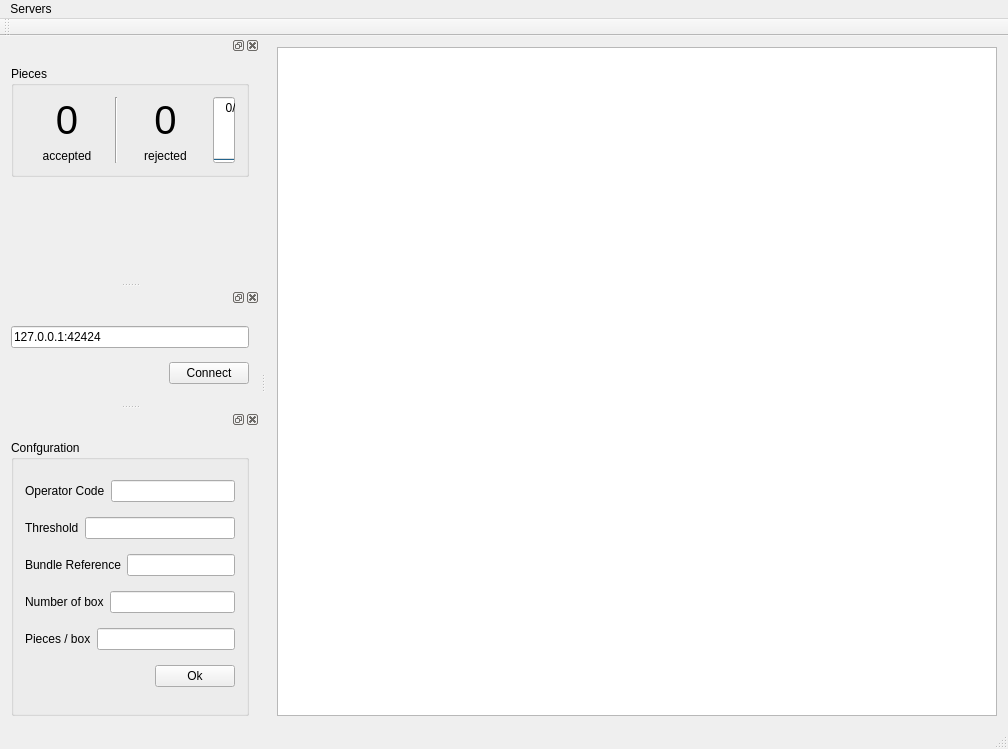
Above: WindowClient/mainwindow.ui from modSquad/cmmai before the change. Below: the same form after it.
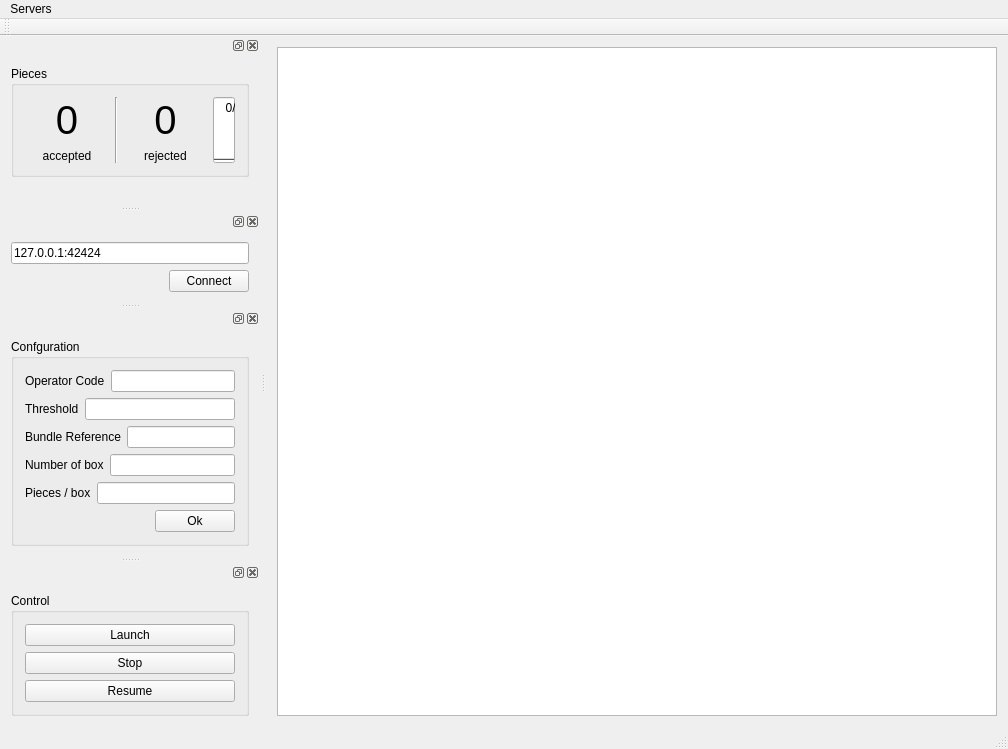
That is the form after the change.

Commit message: all working window client \o/

```diff
--- a/WindowClient/mainwindow.ui
+++ b/WindowClient/mainwindow.ui
@@ -370,6 +370,45 @@
     </layout>
    </widget>
   </widget>
+  <widget class="QDockWidget" name="dockWidget_3">
+   <attribute name="dockWidgetArea">
+    <number>1</number>
+   </attribute>
+   <widget class="QWidget" name="dockWidgetContents_4">
+    <layout class="QGridLayout" name="gridLayout_4">
+     <item row="0" column="0">
+      <widget class="QGroupBox" name="groupBox">
+       <property name="title">
+        <string>Control</string>
+       </property>
+       <layout class="QGridLayout" name="gridLayout_6">
+        <item row="1" column="1">
+         <widget class="QPushButton" name="stopButton">
+          <property name="text">
+           <string>Stop</string>
+          </property>
+         </widget>
+        </item>
+        <item row="0" column="1">
+         <widget class="QPushButton" name="launchButton">
+          <property name="text">
+           <string>Launch</string>
+          </property>
+         </widget>
+        </item>
+        <item row="2" column="1">
+         <widget class="QPushButton" name="resumeButton">
+          <property name="text">
+           <string>Resume</string>
+          </property>
+         </widget>
+        </item>
+       </layout>
+      </widget>
+     </item>
+    </layout>
+   </widget>
+  </widget>
   <action name="actionConnect">
    <property name="text">
     <string>Connect</string>
```
The commit also changes 3 other files.
